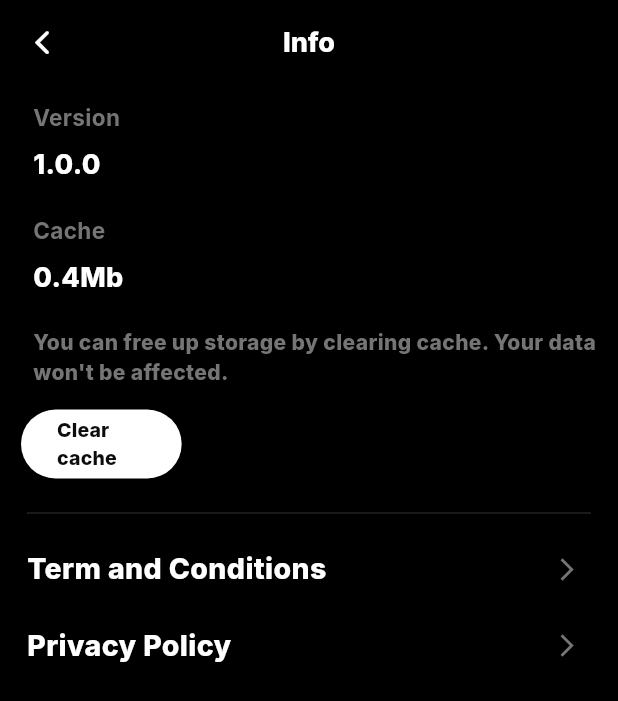
After one commit to Tho100/revent, a Flutter app: the SettingsPage screen opened directly, after a tap on "Info", on a phone screen of 412 x 824 dp. The commit adds this screen. Shown: the top 701 px of the screen. Run offline on Flutter 3.47's test engine with Material 3 defaults, Android fonts, the phone set to English and light mode, and no system bars; our stand-ins replace flutter_dotenv, flutter_native_image, get_it, google_fonts; missing offline and left inert: dynamic_height_grid_view, image_picker_plus, mysql_client.

Commit message:
Added app-info page

```diff
--- /dev/null
+++ b/lib/pages/setttings/app_info_page.dart
@@ -0,0 +1,136 @@
+import 'package:flutter/material.dart';
+import 'package:google_fonts/google_fonts.dart';
+import 'package:revent/themes/theme_color.dart';
+import 'package:revent/widgets/app_bar.dart';
+import 'package:revent/widgets/buttons/main_button.dart';
+import 'package:revent/widgets/buttons/settings_button.dart';
+
+class AppInfoPage extends StatefulWidget {
+
+  const AppInfoPage({super.key});
+
+  @override
+  State<AppInfoPage> createState() => AppInfoPageState();
+
+}
+
+class AppInfoPageState extends State<AppInfoPage> {
+
+  Widget _buildHeaders(String header, String value) {
+    return Padding(
+      padding: const EdgeInsets.only(left: 8.0),
+      child: Column(
+        crossAxisAlignment: CrossAxisAlignment.start,
+        children: [
+
+          Text(
+            header,
+            style: GoogleFonts.inter(
+              color: ThemeColor.thirdWhite,
+              fontSize: 15,
+              fontWeight: FontWeight.w700,
+            ),
+          ),
+
+          const SizedBox(height: 8),
+
+          Text(
+            value,
+            style: GoogleFonts.inter(
+              color: ThemeColor.white,
+              fontSize: 18,
+              fontWeight: FontWeight.w800,
+            ),
+          ),
+
+          const SizedBox(height: 20),
+
+        ],
+      ),
+    );
+  }
+
+  Widget _buildClearCacheButton() {
+    return MainButton(
+      customWidth: MediaQuery.of(context).size.width * 0.26,
+      customHeight: 46,
+      text: 'Clear cache',
+      onPressed: () => print('Cleared')
+    );
+  }
+
+  Widget _buildBody() {
+    return Padding(
+      padding: const EdgeInsets.only(top: 0.0), // TODO: Remove unused padding
+      child: Column(
+        crossAxisAlignment: CrossAxisAlignment.start,
+        children: [
+
+          const SizedBox(height: 12),
+
+          Padding(
+            padding: const EdgeInsets.only(left: 14.0),
+            child: Column(
+              crossAxisAlignment: CrossAxisAlignment.start,
+              children: [
+
+                _buildHeaders('Version', '1.0.0'),
+                _buildHeaders('Cache', '0.4Mb'),
+
+                Padding(
+                  padding: const EdgeInsets.only(left: 8.0),
+                  child: Text(
+                    "You can free up storage by clearing cache. Your data won't be affected.",
+                    style: GoogleFonts.inter(
+                      color: ThemeColor.thirdWhite,
+                      fontWeight: FontWeight.w800,
+                      fontSize: 14
+                    ),
+                  ),
+                ),
+
+                const SizedBox(height: 15),
+
+                _buildClearCacheButton(),
+
+              ],
+            ),
+          ),
+
+          const SizedBox(height: 15),
+
+          const Padding(
+            padding: EdgeInsets.symmetric(horizontal: 18.0),
+            child: Divider(color: ThemeColor.lightGrey),
+          ),
+
+          const SizedBox(height: 8),
+
+          SettingsButton(
+            text: 'Term and Conditions',
+            onPressed: () {}
+          ),
+
+          const SizedBox(height: 8),
+
+          SettingsButton(
+            text: 'Privacy Policy',
+            onPressed: () {}
+          ),
+
+        ],
+      ),
+    );
+  }
+
+  @override
+  Widget build(BuildContext context) {
+    return Scaffold(
+      appBar: CustomAppBar(
+        context: context,
+        title: 'Info'
+      ).buildAppBar(),
+      body: _buildBody(),
+    );
+  }
+}
--- a/lib/pages/setttings/settings_page.dart
+++ b/lib/pages/setttings/settings_page.dart
@@ -2,6 +2,7 @@ import 'package:flutter/cupertino.dart';
 import 'package:flutter/material.dart';
 import 'package:revent/model/user_model.dart';
 import 'package:revent/pages/setttings/account_info_page.dart';
+import 'package:revent/pages/setttings/app_info_page.dart';
 import 'package:revent/pages/setttings/security_page.dart';
 import 'package:revent/themes/theme_color.dart';
 import 'package:revent/ui_dialog/alert_dialog.dart';
@@ -86,6 +87,19 @@ class SettingsPage extends StatelessWidget {
             onPressed: () {}
           ),
 
+          const SizedBox(height: newTopicButtonGap),
+
+          SettingsButton(
+            text: 'Info',
+            icon: CupertinoIcons.info,
+            onPressed: () {
+              Navigator.push(
+                context,
+                MaterialPageRoute(builder: (_) => const AppInfoPage())
+              );
+            }
+          ),
+
           const SizedBox(height: 16),
 
           const Padding(
```
